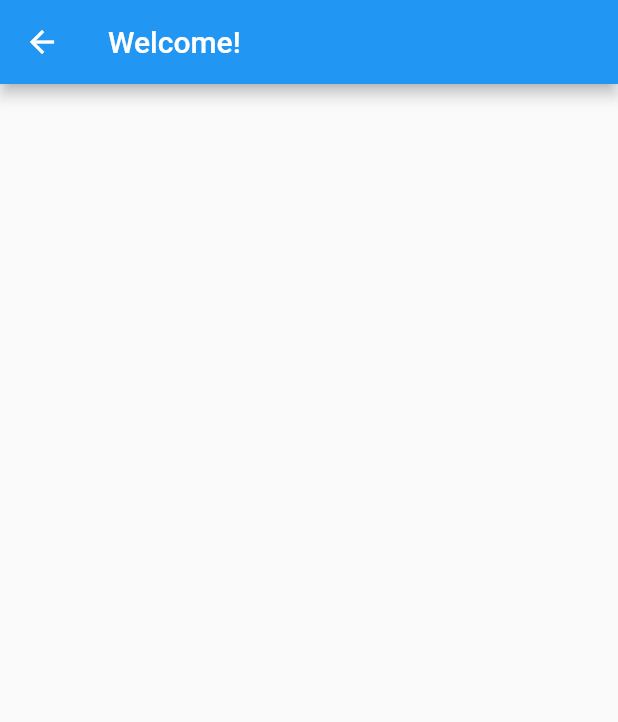
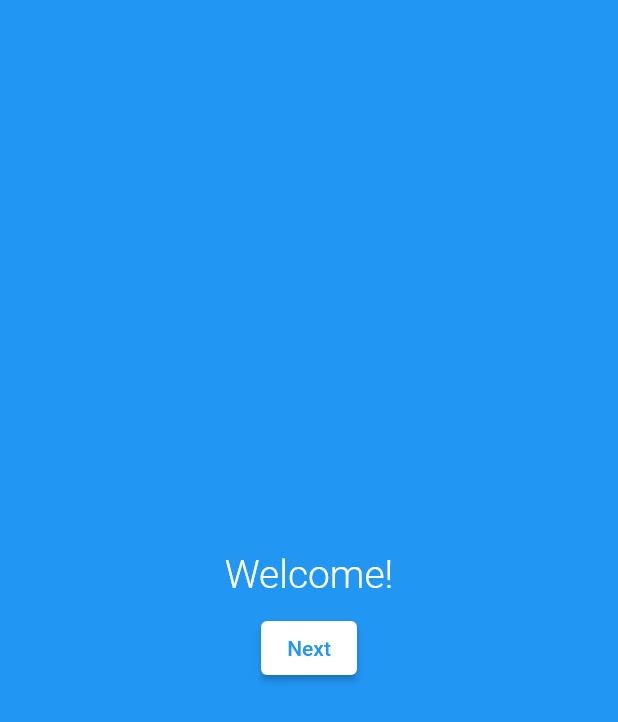
Before and after one commit to AliaksanauRaman/Credentials_Locker, a Flutter app: the screen it shows after launch, on a phone screen of 412 x 824 dp. Shown: the top 722 px of the screen. Run offline on Flutter 3.47's test engine with Material 2 defaults, Android fonts, the phone set to English and light mode, and no system bars; our stand-ins replace sqflite; accounts and stored records are empty.

Commit message:
Beautify welcome page

```diff
--- a/lib/pages/welcome.page.dart
+++ b/lib/pages/welcome.page.dart
@@ -6,8 +6,37 @@ class WelcomePage extends StatelessWidget {
   @override
   Widget build(BuildContext context) {
     return Scaffold(
-      appBar: AppBar(
-        title: const Text('Welcome!'),
+      body: Container(
+        width: double.infinity,
+        height: double.infinity,
+        decoration: const BoxDecoration(color: Colors.blue),
+        child: Column(
+          mainAxisAlignment: MainAxisAlignment.center,
+          crossAxisAlignment: CrossAxisAlignment.center,
+          children: [
+            Container(
+              margin: const EdgeInsets.only(
+                bottom: 10,
+              ),
+              child: const Text(
+                'Welcome!',
+                style: TextStyle(
+                  fontSize: 26,
+                  fontWeight: FontWeight.w300,
+                  color: Colors.white,
+                ),
+              ),
+            ),
+            ElevatedButton(
+              onPressed: () {},
+              style: ButtonStyle(
+                foregroundColor: MaterialStateProperty.all(Colors.blue),
+                backgroundColor: MaterialStateProperty.all(Colors.white),
+              ),
+              child: const Text('Next'),
+            )
+          ],
+        ),
       ),
     );
   }
```
